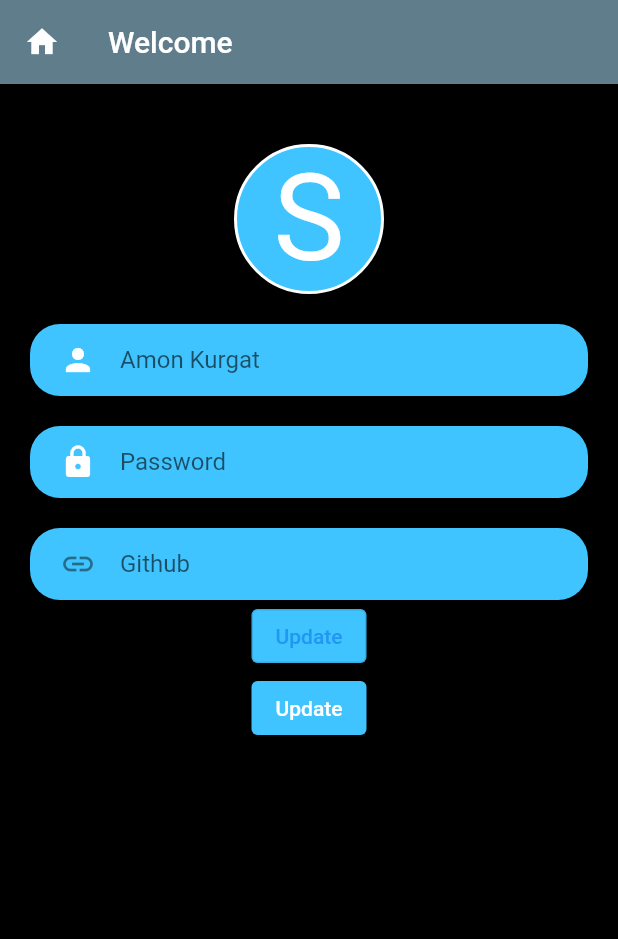
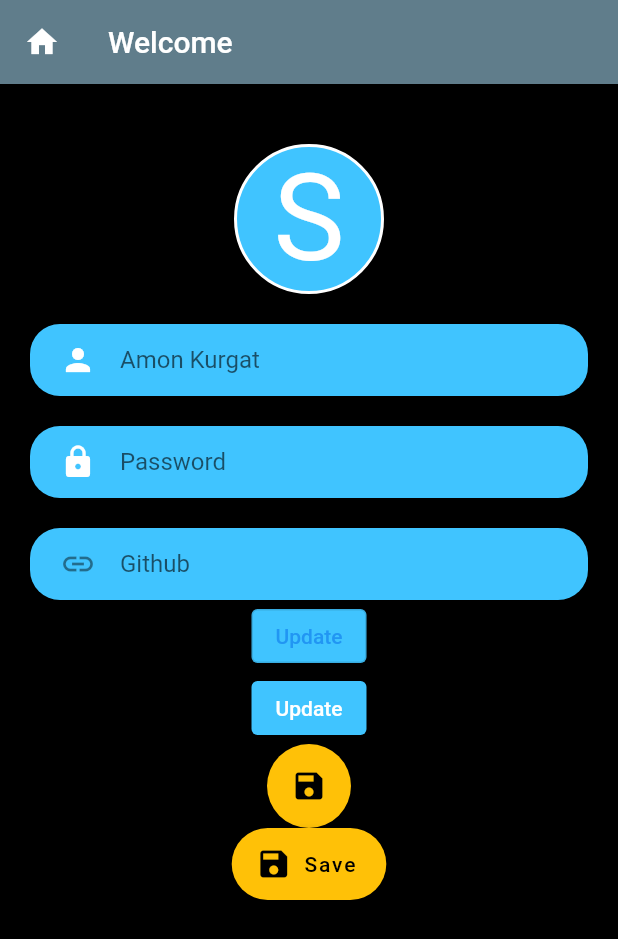
Before and after one commit to AmonKogei/chat_app, a Flutter app: the screen it shows after launch, on a phone screen of 412 x 824 dp. Shown: the top 939 px of the screen. Run offline on Flutter 3.47's test engine with Material 2 defaults, Android fonts, the phone set to English and light mode, and no system bars.

Commit message:
Button Config

```diff
--- a/lib/main.dart
+++ b/lib/main.dart
@@ -100,6 +100,19 @@ class MyApp extends StatelessWidget {
               ),
               onPressed: () {},
             ),
+            FloatingActionButton(
+              child: Icon(Icons.save),
+              foregroundColor: Colors.black,
+              backgroundColor: Colors.amber,
+              onPressed: () {},
+            ),
+            FloatingActionButton.extended(
+              onPressed: () {},
+              label: Text("Save"),
+              icon: Icon(Icons.save),
+              foregroundColor: Colors.black,
+              backgroundColor: Colors.amber,
+            ),
           ],
         ),
       ),
```
